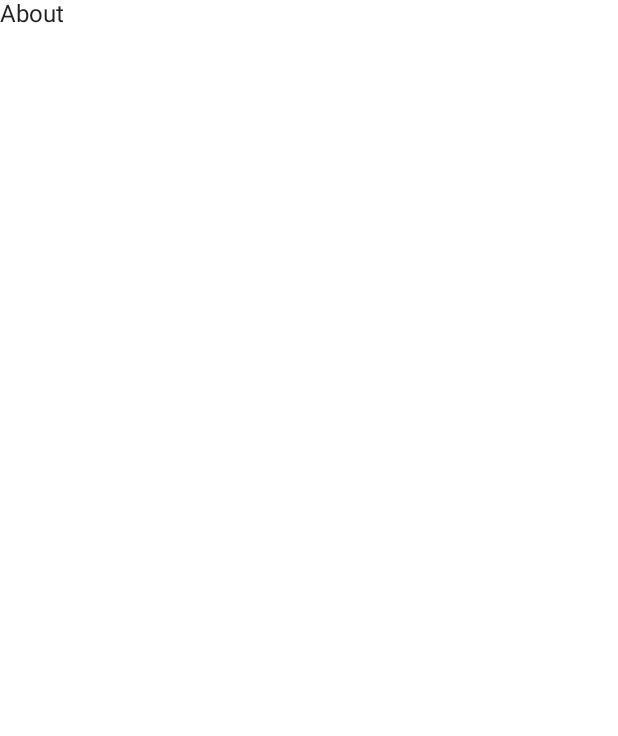
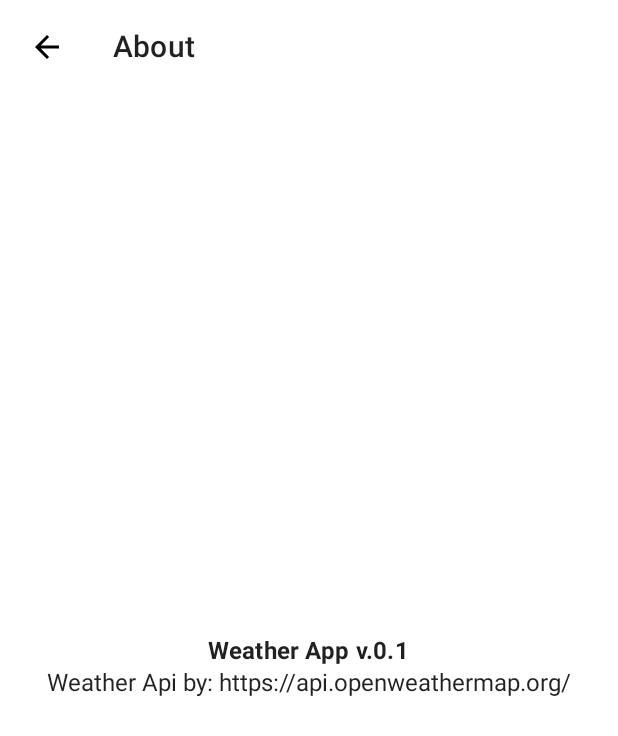
Before and after one commit to DizzyMelo/WeatherForecastApp, an Android app built with Jetpack Compose: the AboutScreen screen opened through its navigation route, on a phone screen of 412 x 824 dp. Before the commit the part shown is almost empty. Shown: the top 736 px of the screen. Run offline under Robolectric (Android 15) with nearby library versions, the phone set to English and light mode, and no system bars; our stand-ins replace Dagger/Hilt's generated code.

Commit message:
about app string added and information displayed on the about screen

```diff
--- a/app/src/main/java/com/study/weatherforecastapp/screens/about/AboutScreen.kt
+++ b/app/src/main/java/com/study/weatherforecastapp/screens/about/AboutScreen.kt
@@ -1,10 +1,54 @@
 package com.study.weatherforecastapp.screens.about
 
+import android.annotation.SuppressLint
+import androidx.compose.foundation.layout.Arrangement
+import androidx.compose.foundation.layout.Column
+import androidx.compose.foundation.layout.fillMaxSize
+import androidx.compose.material.MaterialTheme
+import androidx.compose.material.Scaffold
+import androidx.compose.material.Surface
 import androidx.compose.material.Text
+import androidx.compose.material.icons.Icons
+import androidx.compose.material.icons.filled.ArrowBack
 import androidx.compose.runtime.Composable
+import androidx.compose.ui.Alignment
+import androidx.compose.ui.Modifier
+import androidx.compose.ui.res.stringResource
+import androidx.compose.ui.text.font.FontWeight
+import androidx.compose.ui.unit.dp
 import androidx.navigation.NavController
+import com.study.weatherforecastapp.R
+import com.study.weatherforecastapp.components.WeatherAppBar
+import com.study.weatherforecastapp.util.Constants
 
+@SuppressLint("UnusedMaterialScaffoldPaddingParameter")
 @Composable
 fun AboutScreen(navController: NavController) {
-    Text(text = "About")
+    Scaffold(topBar = {
+        WeatherAppBar(
+            title = "About",
+            navController = navController,
+            isMainScreen = false,
+            elevation = 0.dp,
+            icon = Icons.Default.ArrowBack,
+            onButtonClicked = {navController.popBackStack()}
+        )
+    }) {
+        Surface(modifier = Modifier.fillMaxSize()) {
+            Column(
+                verticalArrangement = Arrangement.Center,
+                horizontalAlignment = Alignment.CenterHorizontally
+            ) {
+                Text(
+                    text = stringResource(id = R.string.about_app),
+                    style = MaterialTheme.typography.subtitle1,
+                    fontWeight = FontWeight.Bold
+                )
+                Text(
+                    text = "Weather Api by: ${Constants.API_BASE_URL}",
+                    style = MaterialTheme.typography.body1
+                )
+            }
+        }
+    }
 }
--- a/app/src/main/res/values/strings.xml
+++ b/app/src/main/res/values/strings.xml
@@ -1,3 +1,4 @@
 <resources>
     <string name="app_name">WeatherForecastApp</string>
+    <string name="about_app">Weather App v.0.1</string>
 </resources>
```
